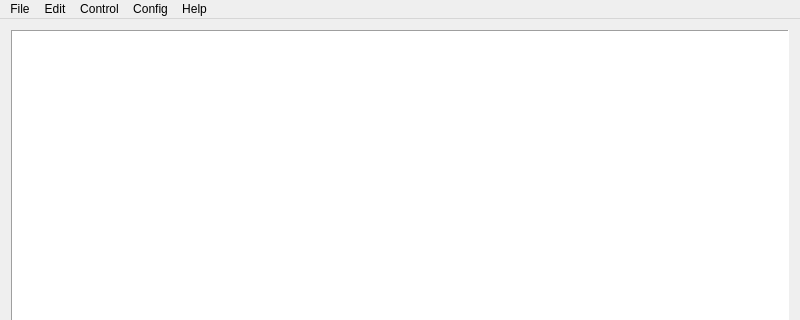
The window that mainwindow.ui (coolshou/QST) describes before a commit, drawn with Qt 5; both pictures show x 0 to 800 and y 0 to 320 of the 800 by 600 pixel window.
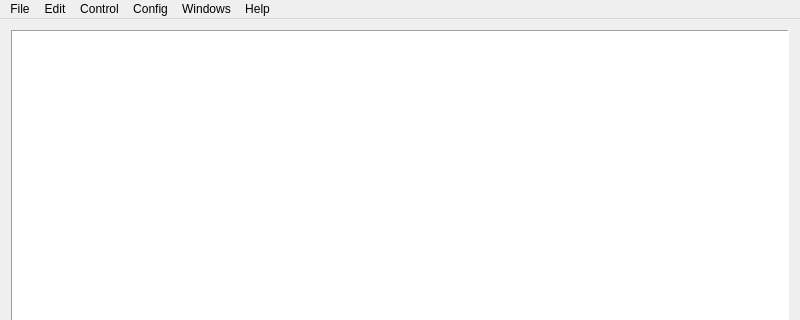
The same window after the commit. Icons and pictures are not drawn. Custom widgets are drawn as their Qt base class.

Commit message: add inputHistory dialog

The edit to the form file:
```diff
--- a/mainwindow.ui
+++ b/mainwindow.ui
@@ -108,10 +108,17 @@
     </property>
     <addaction name="actionMacro"/>
    </widget>
+   <widget class="QMenu" name="menuWindows">
+    <property name="title">
+     <string>Windows</string>
+    </property>
+    <addaction name="actionHistory"/>
+   </widget>
    <addaction name="menuFile"/>
    <addaction name="menuEdit"/>
    <addaction name="menuControl"/>
    <addaction name="menuConfig"/>
+   <addaction name="menuWindows"/>
    <addaction name="menuHelp"/>
   </widget>
   <widget class="QStatusBar" name="sbStatus">
```
Left out of the diff: 30 changed lines with no effect on the pictures. The commit also changes 7 other files.
